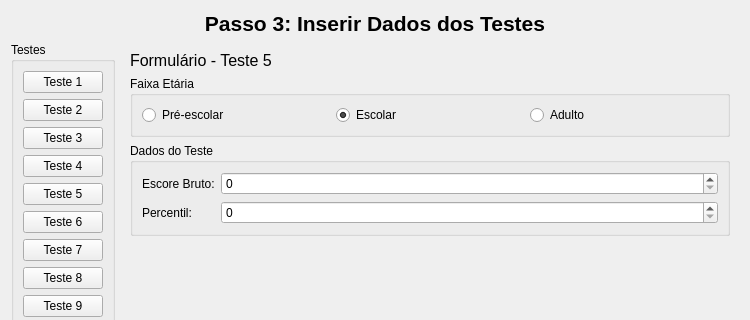
The window that src/app/views/ui_files/tests_screen.ui (gustavohnsv/psy-R) describes before a commit, drawn with Qt 5; both pictures show x 0 to 750 and y 0 to 320 of the 750 by 500 pixel window.
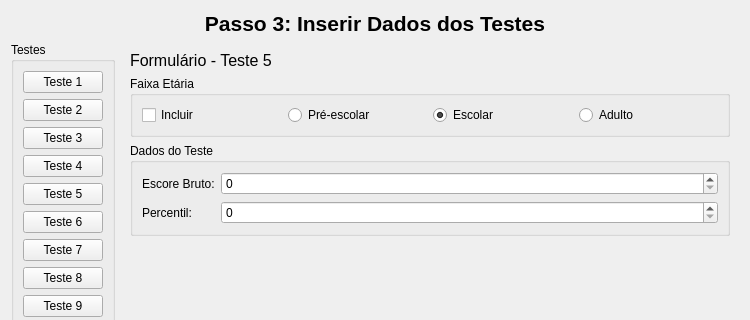
The same window after the commit. The open tabs and pages were chosen to show the change.

Commit message: feat: improve patient screen

```diff
--- a/src/app/views/ui_files/tests_screen.ui
+++ b/src/app/views/ui_files/tests_screen.ui
@@ -547,6 +547,13 @@
             <string>Faixa Etária</string>
            </property>
            <layout class="QHBoxLayout" name="horizontalLayout_3_5">
+            <item>
+             <widget class="QCheckBox" name="checkBox_incluir_5">
+              <property name="text">
+               <string>Incluir</string>
+              </property>
+             </widget>
+            </item>
             <item>
              <widget class="QRadioButton" name="radioButton_pre_escolar_5">
               <property name="text">
```
Left out of the diff: 89 changed lines with no effect on the pictures. The commit also changes 5 other files.
